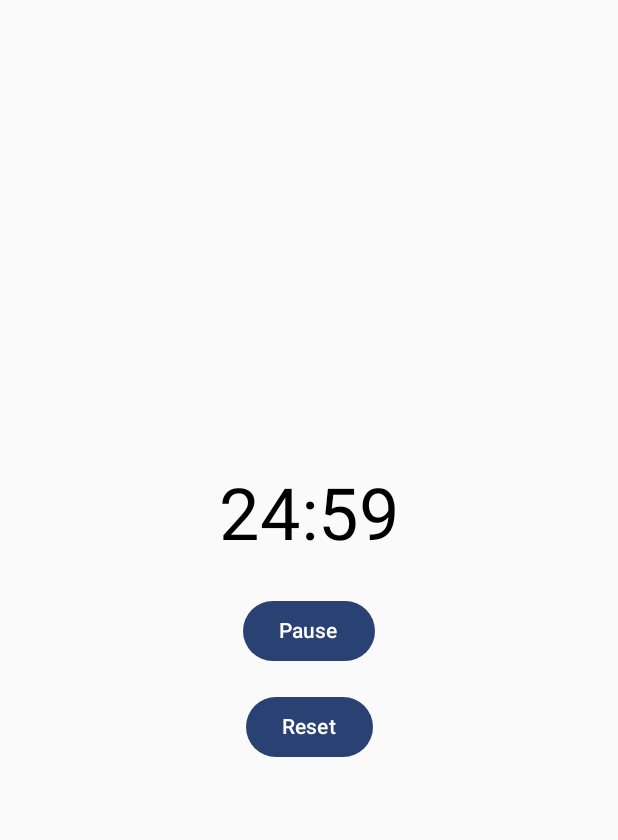
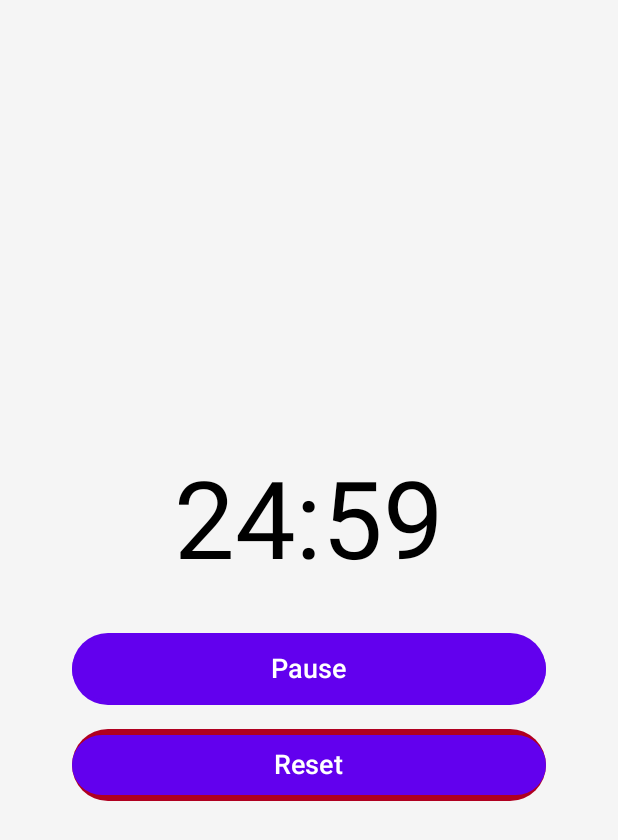
Before and after one commit to Achixadist/PDoroTimer, an Android app built with Jetpack Compose: the screen it shows after launch (MainActivity), after a tap on "Start", on a phone screen of 412 x 824 dp. Shown: the top 840 px of the screen. Run offline under Robolectric (Android 15) with nearby library versions, the phone set to English and light mode, and no system bars.

Commit message:
Minimalistic Prototype

```diff
--- a/app/src/main/java/com/example/timer2/MainActivity.kt
+++ b/app/src/main/java/com/example/timer2/MainActivity.kt
@@ -3,16 +3,14 @@ package com.example.timer2
 import android.os.Bundle
 import androidx.activity.ComponentActivity
 import androidx.activity.compose.setContent
-import androidx.activity.enableEdgeToEdge
-import com.example.timer2.ui.theme.Timer2Theme
+import com.example.timer2.ui.theme.PomodoroTimerAppTheme
 import com.example.timer2.ui.theme.PomodoroTimerScreen
 
 class MainActivity : ComponentActivity() {
     override fun onCreate(savedInstanceState: Bundle?) {
         super.onCreate(savedInstanceState)
-        enableEdgeToEdge()
         setContent {
-            Timer2Theme {
+            PomodoroTimerAppTheme {
                 PomodoroTimerScreen()
             }
         }
--- /dev/null
+++ b/app/src/main/java/com/example/timer2/timer/TimerViewModel.kt
@@ -0,0 +1,46 @@
+package com.example.timer2.timer
+
+import androidx.lifecycle.ViewModel
+import androidx.lifecycle.viewModelScope
+import kotlinx.coroutines.Job
+import kotlinx.coroutines.delay
+import kotlinx.coroutines.flow.MutableStateFlow
+import kotlinx.coroutines.flow.StateFlow
+import kotlinx.coroutines.launch
+
+class TimerViewModel : ViewModel() {
+
+    private val _timeLeft = MutableStateFlow(25 * 60 * 1000L) // 25 minutes in milliseconds
+    val timeLeft: StateFlow<Long> = _timeLeft
+
+    private val _isRunning = MutableStateFlow(false)
+    val isRunning: StateFlow<Boolean> = _isRunning
+
+    private var timerJob: Job? = null
+
+    fun startTimer(onTick: () -> Unit = {}, onFinish: () -> Unit = {}) {
+        if (_isRunning.value) return
+
+        _isRunning.value = true
+        timerJob = viewModelScope.launch {
+            while (_timeLeft.value > 0) {
+                delay(1000L)
+                _timeLeft.value -= 1000L
+                onTick()
+            }
+            onFinish()
+            _isRunning.value = false
+        }
+    }
+
+    fun pauseTimer() {
+        _isRunning.value = false
+        timerJob?.cancel()
+    }
+
+    fun resetTimer() {
+        _isRunning.value = false
+        timerJob?.cancel()
+        _timeLeft.value = 25 * 60 * 1000L // Reset to 25 minutes
+    }
+}
--- /dev/null
+++ b/app/src/main/java/com/example/timer2/ui/theme/AppTypography.kt
@@ -0,0 +1,17 @@
+package com.example.timer2.ui.theme
+
+import androidx.compose.material3.Typography
+import androidx.compose.ui.text.TextStyle
+import androidx.compose.ui.text.font.FontFamily
+import androidx.compose.ui.text.font.FontWeight
+import androidx.compose.ui.unit.sp
+
+// Default Typography settings for the app
+val AppTypography = Typography(
+    bodyLarge = TextStyle(
+        fontFamily = FontFamily.Default,
+        fontWeight = FontWeight.Normal,
+        fontSize = 16.sp
+    ),
+    // Define other text styles as needed
+)
--- a/app/src/main/java/com/example/timer2/ui/theme/PomodoroTimerScreen.kt
+++ b/app/src/main/java/com/example/timer2/ui/theme/PomodoroTimerScreen.kt
@@ -1,25 +1,39 @@
 package com.example.timer2.ui.theme
 
+import androidx.compose.foundation.background
 import androidx.compose.foundation.layout.*
+import androidx.compose.foundation.shape.RoundedCornerShape
 import androidx.compose.material3.Button
+import androidx.compose.material3.Surface
 import androidx.compose.material3.Text
 import androidx.compose.runtime.Composable
-import androidx.compose.runtime.remember
+import androidx.compose.runtime.collectAsState
+import androidx.compose.runtime.getValue
 import androidx.compose.ui.Alignment
 import androidx.compose.ui.Modifier
+import androidx.compose.ui.graphics.Color
 import androidx.compose.ui.text.style.TextAlign
 import androidx.compose.ui.unit.dp
 import androidx.compose.ui.unit.sp
-import com.example.timer2.timer.PomodoroTimer
+import androidx.lifecycle.viewmodel.compose.viewModel
+import com.example.timer2.timer.TimerViewModel
 
 @Composable
-fun PomodoroTimerScreen() {
-    val pomodoroTimer = remember { PomodoroTimer() }
+fun PomodoroTimerScreen(
+    viewModel: TimerViewModel = viewModel() // Initializes the ViewModel instance
+) {
+    // Correctly collect the state values from the ViewModel
+    val timeLeftInMillis by viewModel.timeLeft.collectAsState() // Collect the time left state
+    val isTimerRunning by viewModel.isRunning.collectAsState() // Collect the running state
 
-    val minutes = (pomodoroTimer.getTimeLeftInMillis() / 1000) / 60
-    val seconds = (pomodoroTimer.getTimeLeftInMillis() / 1000) % 60
+    val minutes = (timeLeftInMillis / 1000) / 60
+    val seconds = (timeLeftInMillis / 1000) % 60
     val timeFormatted = String.format("%02d:%02d", minutes, seconds)
 
+    Surface(
+        modifier = Modifier.fillMaxSize(),
+        color = Color(0xFFF5F5F5) // Light gray background
+    ) {
         Column(
             horizontalAlignment = Alignment.CenterHorizontally,
             verticalArrangement = Arrangement.Center,
@@ -29,29 +43,52 @@ fun PomodoroTimerScreen() {
         ) {
             Text(
                 text = timeFormatted,
-            fontSize = 48.sp,
-            textAlign = TextAlign.Center
+                fontSize = 72.sp,
+                color = Color.Black,
+                textAlign = TextAlign.Center,
+                modifier = Modifier.padding(16.dp)
             )
 
-        Spacer(modifier = Modifier.height(24.dp))
+            Spacer(modifier = Modifier.height(16.dp))
 
-        Button(onClick = {
-            if (pomodoroTimer.isTimerRunning()) {
-                pomodoroTimer.pauseTimer()
+            Button(
+                onClick = {
+                    if (isTimerRunning) {
+                        viewModel.pauseTimer()
                     } else {
-                pomodoroTimer.startTimer(
+                        viewModel.startTimer(
                             onTick = { /* Handle onTick */ },
                             onFinish = { /* Handle onFinish */ }
                         )
                     }
-        }) {
-            Text(text = if (pomodoroTimer.isTimerRunning()) "Pause" else "Start")
+                },
+                modifier = Modifier
+                    .fillMaxWidth()
+                    .padding(horizontal = 32.dp)
+                    .background(Color(0xFF6200EE), RoundedCornerShape(50)) // Purple button
+            ) {
+                Text(
+                    text = if (isTimerRunning) "Pause" else "Start",
+                    fontSize = 18.sp,
+                    color = Color.White
+                )
             }
 
             Spacer(modifier = Modifier.height(16.dp))
 
-        Button(onClick = { pomodoroTimer.resetTimer() }) {
-            Text(text = "Reset")
+            Button(
+                onClick = { viewModel.resetTimer() },
+                modifier = Modifier
+                    .fillMaxWidth()
+                    .padding(horizontal = 32.dp)
+                    .background(Color(0xFFB00020), RoundedCornerShape(50)) // Red button
+            ) {
+                Text(
+                    text = "Reset",
+                    fontSize = 18.sp,
+                    color = Color.White
+                )
             }
         }
     }
+}
--- a/app/src/main/java/com/example/timer2/ui/theme/Theme.kt
+++ b/app/src/main/java/com/example/timer2/ui/theme/Theme.kt
@@ -1,58 +1,52 @@
 package com.example.timer2.ui.theme
 
-import android.app.Activity
-import android.os.Build
-import androidx.compose.foundation.isSystemInDarkTheme
+import androidx.compose.foundation.shape.RoundedCornerShape
 import androidx.compose.material3.MaterialTheme
+import androidx.compose.material3.Shapes
 import androidx.compose.material3.darkColorScheme
-import androidx.compose.material3.dynamicDarkColorScheme
-import androidx.compose.material3.dynamicLightColorScheme
 import androidx.compose.material3.lightColorScheme
 import androidx.compose.runtime.Composable
-import androidx.compose.ui.platform.LocalContext
+import androidx.compose.ui.graphics.Color
+import androidx.compose.ui.unit.dp
+
+// Define the light and dark color schemes
+private val LightColorScheme = lightColorScheme(
+    primary = Color(0xFF6200EE),
+    onPrimary = Color.White,
+    secondary = Color(0xFF03DAC5),
+    onSecondary = Color.Black,
+    background = Color(0xFFF5F5F5),
+    onBackground = Color.Black,
+)
 
 private val DarkColorScheme = darkColorScheme(
-    primary = Purple80,
-    secondary = PurpleGrey80,
-    tertiary = Pink80
+    primary = Color(0xFFBB86FC),
+    onPrimary = Color.Black,
+    secondary = Color(0xFF03DAC6),
+    onSecondary = Color.Black,
+    background = Color(0xFF121212),
+    onBackground = Color.White,
 )
 
-private val LightColorScheme = lightColorScheme(
-    primary = Purple40,
-    secondary = PurpleGrey40,
-    tertiary = Pink40
-
-    /* Other default colors to override
-    background = Color(0xFFFFFBFE),
-    surface = Color(0xFFFFFBFE),
-    onPrimary = Color.White,
-    onSecondary = Color.White,
-    onTertiary = Color.White,
-    onBackground = Color(0xFF1C1B1F),
-    onSurface = Color(0xFF1C1B1F),
-    */
+// Correctly initialize the Shapes object
+private val AppShapes = Shapes(
+    small = RoundedCornerShape(4.dp),
+    medium = RoundedCornerShape(8.dp),
+    large = RoundedCornerShape(16.dp)
 )
 
+// Composable function for applying the theme
 @Composable
-fun Timer2Theme(
-    darkTheme: Boolean = isSystemInDarkTheme(),
-    // Dynamic color is available on Android 12+
-    dynamicColor: Boolean = true,
+fun PomodoroTimerAppTheme(
+    darkTheme: Boolean = false, // This can be dynamic if handling dark mode
     content: @Composable () -> Unit
 ) {
-    val colorScheme = when {
-        dynamicColor && Build.VERSION.SDK_INT >= Build.VERSION_CODES.S -> {
-            val context = LocalContext.current
-            if (darkTheme) dynamicDarkColorScheme(context) else dynamicLightColorScheme(context)
-        }
-
-        darkTheme -> DarkColorScheme
-        else -> LightColorScheme
-    }
+    val colorScheme = if (darkTheme) DarkColorScheme else LightColorScheme
 
     MaterialTheme(
         colorScheme = colorScheme,
-        typography = Typography,
+        typography = AppTypography, // Make sure Typography is defined elsewhere
+        shapes = AppShapes, // Pass the initialized Shapes object
         content = content
     )
 }
--- a/gradle/libs.versions.toml
+++ b/gradle/libs.versions.toml
@@ -8,6 +8,7 @@ espressoCore = "3.6.1"
 lifecycleRuntimeKtx = "2.8.4"
 activityCompose = "1.9.1"
 composeBom = "2023.08.00"
+material3Android = "1.2.1"
 
 [libraries]
 androidx-core-ktx = { group = "androidx.core", name = "core-ktx", version.ref = "coreKtx" }
@@ -24,6 +25,7 @@ androidx-ui-tooling-preview = { group = "androidx.compose.ui", name = "ui-toolin
 androidx-ui-test-manifest = { group = "androidx.compose.ui", name = "ui-test-manifest" }
 androidx-ui-test-junit4 = { group = "androidx.compose.ui", name = "ui-test-junit4" }
 androidx-material3 = { group = "androidx.compose.material3", name = "material3" }
+androidx-material3-android = { group = "androidx.compose.material3", name = "material3-android", version.ref = "material3Android" }
 
 [plugins]
 android-application = { id = "com.android.application", version.ref = "agp" }
```
Also changed, not shown: app/build.gradle.kts (+44 -1 lines), app/src/main/java/com/example/timer2/timer/PomodoroTimer.kt (+10 -2 lines), app/src/main/java/com/example/timer2/timer/TimerDao.kt (added, +23 -0 lines), app/src/main/java/com/example/timer2/timer/TimerDatabase.kt (added, +28 -0 lines), app/src/main/java/com/example/timer2/timer/TimerEntity.kt (added, +11 -0 lines), build.gradle.kts (line endings or trailing spaces). Lines whose indentation alone changed are shown as unchanged.
